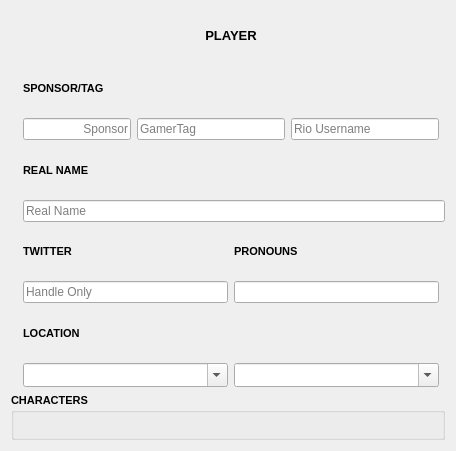
Above: src/layout/TSHScoreboardPlayer.ui from matt-gree/TournamentStreamHelper before the change. Below: the same form after it.
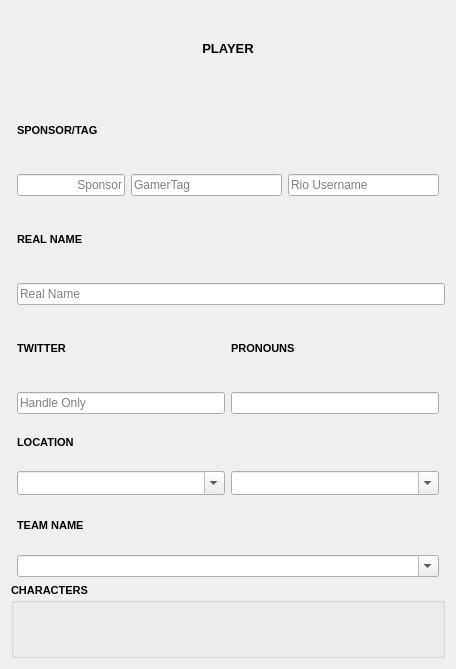
That is the form after the change.

Commit message: Working Swap Rio Data Button and MSB Team Names

```diff
--- a/src/layout/TSHScoreboardPlayer.ui
+++ b/src/layout/TSHScoreboardPlayer.ui
@@ -7,7 +7,7 @@
     <x>0</x>
     <y>0</y>
     <width>456</width>
-    <height>451</height>
+    <height>669</height>
    </rect>
   </property>
   <property name="sizePolicy">
@@ -28,7 +28,20 @@
    <locale language="English" country="UnitedStates"/>
   </property>
   <layout class="QGridLayout" name="gridLayout">
-   <item row="3" column="2">
+   <item row="2" column="1">
+    <widget class="QLabel" name="nameLabel">
+     <property name="font">
+      <font>
+       <pointsize>8</pointsize>
+       <bold>true</bold>
+      </font>
+     </property>
+     <property name="text">
+      <string>SPONSOR/TAG</string>
+     </property>
+    </widget>
+   </item>
+   <item row="3" column="1">
     <layout class="QHBoxLayout" name="horizontalLayout">
      <item>
       <widget class="QLineEdit" name="team">
@@ -77,59 +90,33 @@
      </item>
     </layout>
    </item>
-   <item row="15" column="2">
-    <layout class="QHBoxLayout" name="horizontalLayout_2">
-     <item>
-      <widget class="QComboBox" name="country">
-       <property name="sizePolicy">
-        <sizepolicy hsizetype="Minimum" vsizetype="Fixed">
-         <horstretch>0</horstretch>
-         <verstretch>0</verstretch>
-        </sizepolicy>
-       </property>
+   <item row="17" column="0" colspan="3">
+    <widget class="QGroupBox" name="characters">
        <property name="font">
         <font>
-         <pointsize>9</pointsize>
-        </font>
-       </property>
-       <property name="editable">
-        <bool>true</bool>
-       </property>
-       <property name="sizeAdjustPolicy">
-        <enum>QComboBox::SizeAdjustPolicy::AdjustToMinimumContentsLengthWithIcon</enum>
-       </property>
-       <property name="placeholderText">
-        <string>Region</string>
-       </property>
-      </widget>
-     </item>
-     <item>
-      <widget class="QComboBox" name="state">
-       <property name="sizePolicy">
-        <sizepolicy hsizetype="Minimum" vsizetype="Fixed">
-         <horstretch>0</horstretch>
-         <verstretch>0</verstretch>
-        </sizepolicy>
-       </property>
+       <pointsize>8</pointsize>
+       <bold>true</bold>
+      </font>
+     </property>
+     <property name="title">
+      <string>CHARACTERS</string>
+     </property>
+     <layout class="QVBoxLayout" name="verticalLayout"/>
+    </widget>
+   </item>
+   <item row="5" column="1" colspan="2">
+    <widget class="QLineEdit" name="real_name">
        <property name="font">
         <font>
          <pointsize>9</pointsize>
         </font>
        </property>
-       <property name="editable">
-        <bool>true</bool>
-       </property>
-       <property name="sizeAdjustPolicy">
-        <enum>QComboBox::SizeAdjustPolicy::AdjustToMinimumContentsLengthWithIcon</enum>
-       </property>
        <property name="placeholderText">
-        <string>Country</string>
+      <string>Real Name</string>
        </property>
       </widget>
      </item>
-    </layout>
-   </item>
-   <item row="8" column="2">
+   <item row="8" column="1">
     <layout class="QHBoxLayout" name="horizontalLayout_3">
      <item>
       <widget class="QLineEdit" name="twitter">
@@ -157,19 +144,7 @@
      </item>
     </layout>
    </item>
-   <item row="5" column="2" colspan="2">
-    <widget class="QLineEdit" name="real_name">
-     <property name="font">
-      <font>
-       <pointsize>9</pointsize>
-      </font>
-     </property>
-     <property name="placeholderText">
-      <string>Real Name</string>
-     </property>
-    </widget>
-   </item>
-   <item row="4" column="2">
+   <item row="4" column="1">
     <widget class="QLabel" name="real_nameLabel">
      <property name="font">
       <font>
@@ -182,7 +157,51 @@
      </property>
     </widget>
    </item>
-   <item row="7" column="2">
+   <item row="1" column="1">
+    <layout class="QHBoxLayout" name="titleContainer">
+     <item>
+      <widget class="QLabel" name="title">
+       <property name="font">
+        <font>
+         <pointsize>10</pointsize>
+         <bold>true</bold>
+        </font>
+       </property>
+       <property name="text">
+        <string>PLAYER</string>
+       </property>
+       <property name="alignment">
+        <set>Qt::AlignmentFlag::AlignCenter</set>
+       </property>
+      </widget>
+     </item>
+    </layout>
+   </item>
+   <item row="15" column="1">
+    <layout class="QVBoxLayout" name="verticalLayout_2">
+     <item>
+      <widget class="QLabel" name="label">
+      <property name="font">
+      <font>
+       <pointsize>8</pointsize>
+       <bold>true</bold>
+      </font>
+     </property>
+       <property name="text">
+        <string>TEAM NAME</string>
+       </property>
+      </widget>
+     </item>
+     <item>
+      <widget class="QComboBox" name="msb_team">
+       <property name="editable">
+        <bool>true</bool>
+       </property>
+      </widget>
+     </item>
+    </layout>
+   </item>
+   <item row="7" column="1">
     <layout class="QHBoxLayout" name="horizontalLayout_5">
      <item>
       <widget class="QLabel" name="twitterLabel">
@@ -212,7 +231,9 @@
      </item>
     </layout>
    </item>
-   <item row="13" column="2">
+   <item row="9" column="1">
+    <layout class="QVBoxLayout" name="verticalLayout_3">
+     <item>
     <widget class="QLabel" name="locationLabel">
      <property name="font">
       <font>
@@ -225,52 +246,59 @@
      </property>
     </widget>
    </item>
-   <item row="1" column="2">
-    <layout class="QHBoxLayout" name="titleContainer">
      <item>
-      <widget class="QLabel" name="title">
+      <layout class="QHBoxLayout" name="horizontalLayout_2">
+       <item>
+        <widget class="QComboBox" name="country">
+         <property name="sizePolicy">
+          <sizepolicy hsizetype="Minimum" vsizetype="Fixed">
+           <horstretch>0</horstretch>
+           <verstretch>0</verstretch>
+          </sizepolicy>
+         </property>
        <property name="font">
         <font>
-         <pointsize>10</pointsize>
-         <bold>true</bold>
-        </font>
-       </property>
-       <property name="text">
-        <string>PLAYER</string>
-       </property>
-       <property name="alignment">
-        <set>Qt::AlignmentFlag::AlignCenter</set>
-       </property>
-      </widget>
-     </item>
-    </layout>
-   </item>
-   <item row="2" column="2">
-    <widget class="QLabel" name="nameLabel">
+           <pointsize>9</pointsize>
+          </font>
+         </property>
+         <property name="editable">
+          <bool>true</bool>
+         </property>
+         <property name="sizeAdjustPolicy">
+          <enum>QComboBox::SizeAdjustPolicy::AdjustToMinimumContentsLengthWithIcon</enum>
+         </property>
+         <property name="placeholderText">
+          <string>Region</string>
+         </property>
+        </widget>
+       </item>
+       <item>
+        <widget class="QComboBox" name="state">
+         <property name="sizePolicy">
+          <sizepolicy hsizetype="Minimum" vsizetype="Fixed">
+           <horstretch>0</horstretch>
+           <verstretch>0</verstretch>
+          </sizepolicy>
+         </property>
      <property name="font">
       <font>
-       <pointsize>8</pointsize>
-       <bold>true</bold>
-      </font>
-     </property>
-     <property name="text">
-      <string>SPONSOR/TAG</string>
-     </property>
-    </widget>
-   </item>
-   <item row="18" column="0" colspan="4">
-    <widget class="QGroupBox" name="characters">
-     <property name="font">
-      <font>
-       <pointsize>8</pointsize>
-       <bold>true</bold>
-      </font>
-     </property>
-     <property name="title">
-      <string>CHARACTERS</string>
-     </property>
-     <layout class="QVBoxLayout" name="verticalLayout"/>
-    </widget>
+           <pointsize>9</pointsize>
+          </font>
+         </property>
+         <property name="editable">
+          <bool>true</bool>
+         </property>
+         <property name="sizeAdjustPolicy">
+          <enum>QComboBox::SizeAdjustPolicy::AdjustToMinimumContentsLengthWithIcon</enum>
+         </property>
+         <property name="placeholderText">
+          <string>Country</string>
+         </property>
+        </widget>
+       </item>
+      </layout>
+     </item>
+    </layout>
    </item>
   </layout>
  </widget>
```
Lines whose indentation alone changed are shown as unchanged. The commit also changes 6 other files.
